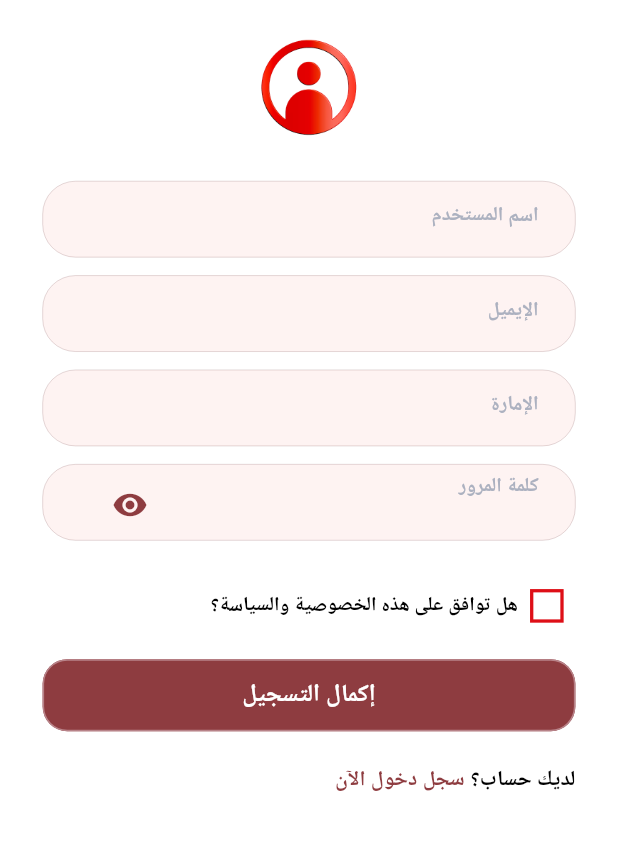
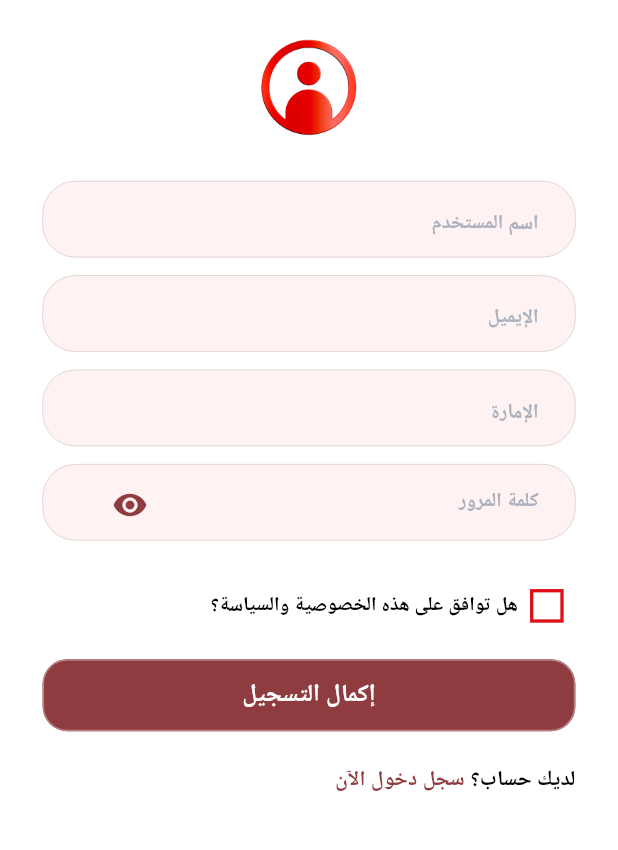
Before and after one commit to technocodeuae/wedeema-development, a Flutter app: the CompleteInfoPage screen opened by its route, on a phone screen of 412 x 824 dp, the part 150-1000 px from its top. Run offline on Flutter 3.47's test engine with Material 3 defaults, Android fonts, the phone set to English and light mode, and no system bars; drawn by our look-alikes of flutter_easyloading, pull_to_refresh; our stand-ins replace auto_size_text, bloc, blur, cached_network_image, carousel_slider, cloud_firestore and 39 more; missing offline and left inert: duration, flutter_statusbarcolor_ns, flutter_udid, local_auth_android, local_auth_ios, local_auth_platform_interface and 2 more; accounts and stored records are empty; network calls fail; Roboto replaces fonts that are missing (Cairo); project files that could hold a hidden picture were left out.

Commit message:
Fix Bugs2

```diff
--- a/lib/ui/work_focus_version/general/text_fields/text_field_widget.dart
+++ b/lib/ui/work_focus_version/general/text_fields/text_field_widget.dart
@@ -107,12 +107,12 @@ class _TextFieldWidgetState extends State<TextFieldWidget> {
               },
               onTap: widget.onTap,
               maxLength: widget.maxLength,
-              showCursor: !_showError,
+              // showCursor: !_showError,
               cursorColor: AppColorsController().scaffoldBGColor,
-              // validator: (String? value){
-              //   if (value?.isEmpty ?? true) return translate('this_field_is_required');
-              //   return null;
-              // },
+              validator: (String? value){
+                if (value?.isEmpty ?? true) return translate('this_field_is_required');
+                return null;
+              },
               onChanged: (value) {
                 if (value.toString().isNotEmpty) {
                   setState(() {
@@ -156,13 +156,13 @@ class _TextFieldWidgetState extends State<TextFieldWidget> {
                 counterText: '',
                 prefixIcon: widget.prefixIcon,
                 hintText:widget.hint ,
-                errorText: widget.isRequired == true
-                    ? (_showError == true
-                        ? translate('this_field_is_required')
-                        : null)
-                    : null,
+                // errorText: widget.isRequired == true
+                //     ? (_showError == true
+                //         ? translate('this_field_is_required')
+                //         : null)
+                //     : null,
                 // errorStyle: TextStyle(height: 0,fontSize: 1),
-                contentPadding: EdgeInsets.only(bottom: 10.sp),
+                contentPadding: EdgeInsets.only(bottom: 10.sp , top: 10.sp),
                 border: InputBorder.none,
                 suffixIcon: widget.suffix,
                 focusedBorder: InputBorder.none,
--- a/lib/ui/work_focus_version/splash/pages/splash_page.dart
+++ b/lib/ui/work_focus_version/splash/pages/splash_page.dart
@@ -16,7 +16,7 @@ import '../../../../core/utils/screen_utils/device_utils.dart';
 import '../../home/pages/home_page.dart';
 
 class SplashPage extends StatefulWidget {
-  static const routeName = '/SplashPage';
+  static const routeName = '/';
 
   const SplashPage();
 
```
Also changed, not shown: lib/data/models/notifications/notifications_model.g.dart.
